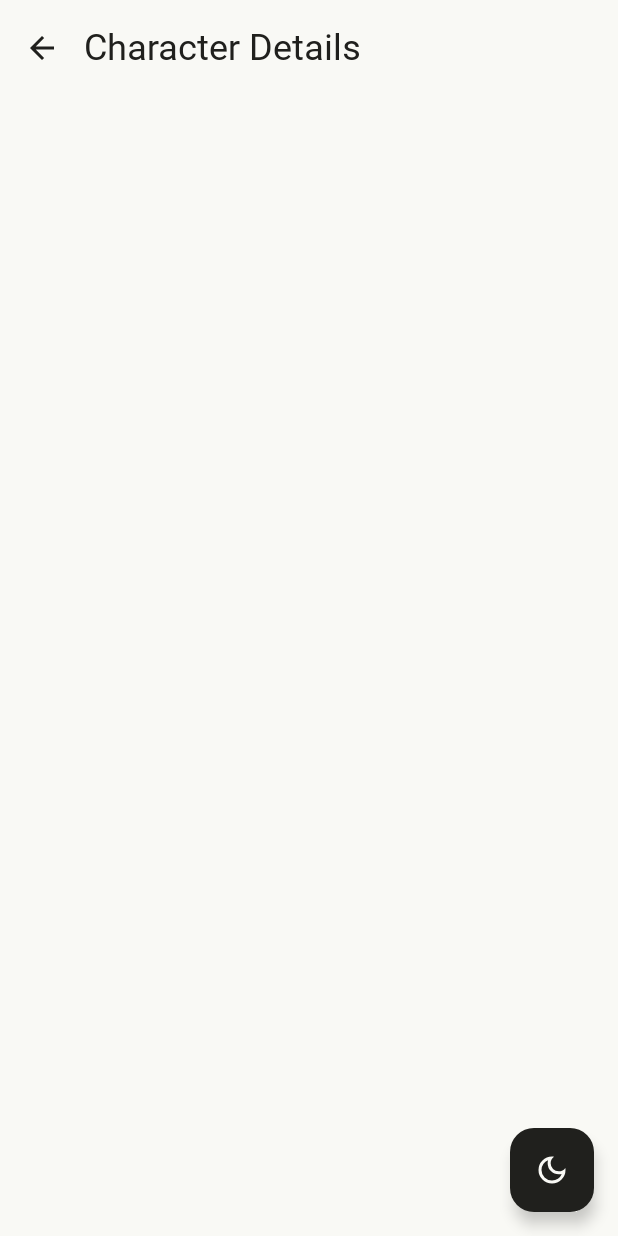
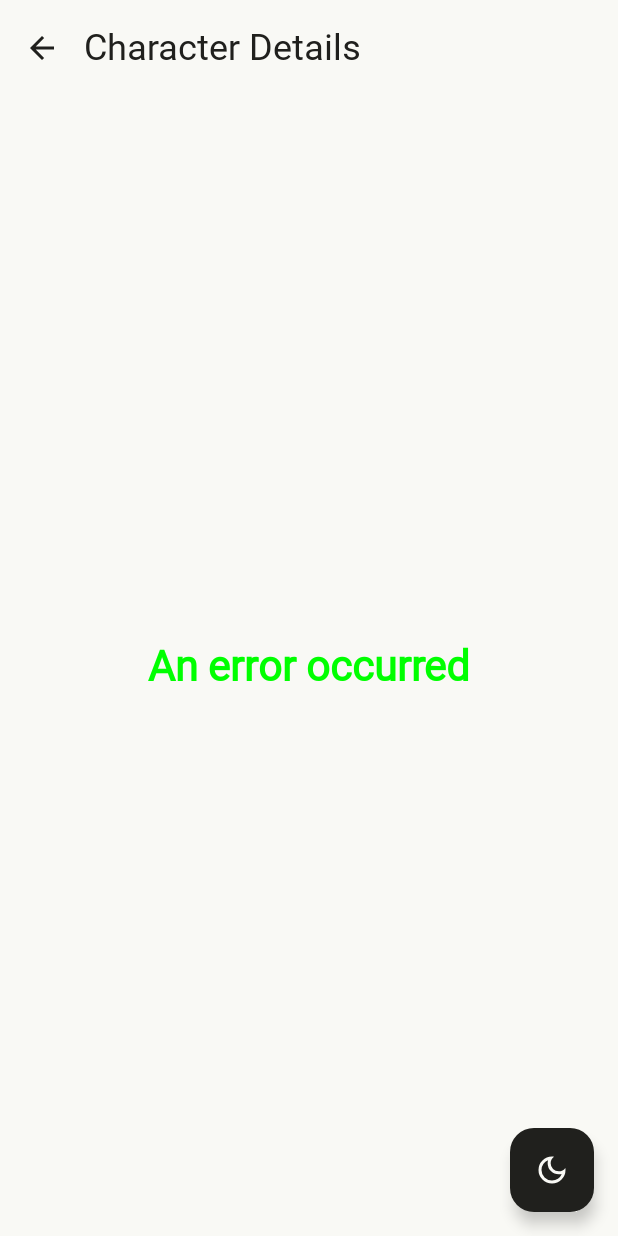
Before and after one commit to lchau1017/HpGallery, an Android app built with Jetpack Compose: the @Preview function HpCharacterDetailsScreenErrorPreview, on a phone screen of 412 x 824 dp. Run offline under Robolectric (Android 15) with nearby library versions, the phone set to English and light mode, and no system bars; Roboto replaces fonts that are not available here.

Commit message:
Refine error state

```diff
--- a/app/src/main/java/com/hpgallery/feature/details/HpCharacterDetailsCard.kt
+++ b/app/src/main/java/com/hpgallery/feature/details/HpCharacterDetailsCard.kt
@@ -88,7 +88,7 @@ fun HpCharacterDetailsCard(
 
 @DualModePreview
 @Composable
-fun HpCharacterRowPreview() {
+fun HpCharacterDetailsCardPreview() {
     HpGalleryTheme {
         HpCharacterDetailsCard(
             HpCharacterDetailsCardViewData(
--- a/app/src/main/java/com/hpgallery/feature/details/HpCharacterDetailsScreen.kt
+++ b/app/src/main/java/com/hpgallery/feature/details/HpCharacterDetailsScreen.kt
@@ -1,6 +1,5 @@
 package com.hpgallery.feature.details
 
-import android.widget.Toast
 import androidx.compose.foundation.background
 import androidx.compose.foundation.layout.Column
 import androidx.compose.foundation.layout.fillMaxSize
@@ -15,13 +14,13 @@ import androidx.compose.material3.TopAppBar
 import androidx.compose.material3.TopAppBarDefaults
 import androidx.compose.runtime.Composable
 import androidx.compose.ui.Modifier
-import androidx.compose.ui.platform.LocalContext
 import androidx.compose.ui.res.stringResource
 import com.hpgallery.R
 import com.hpgallery.feature.details.viewdata.HpCharacterDetailsCardViewData
 import com.hpgallery.feature.details.viewdata.HpCharacterDetailsErrorViewData
 import com.hpgallery.feature.details.viewdata.HpCharacterDetailsViewData
 import com.hpgallery.ui.component.HpEmptyScreen
+import com.hpgallery.ui.component.HpErrorScreen
 import com.hpgallery.ui.component.HpFloatingActionButton
 import com.hpgallery.ui.component.HpText
 import com.hpgallery.ui.theme.HpGalleryTheme
@@ -70,11 +69,7 @@ fun HpCharacterDetailsScreen(
                 }
 
                 is HpCharacterDetailsViewData.Error -> {
-                    Toast.makeText(
-                        LocalContext.current,
-                        "An error occurred: ${viewData.hpCharacterDetailsErrorViewData.errorMessage}",
-                        Toast.LENGTH_SHORT
-                    ).show()
+                    HpErrorScreen(viewData.hpCharacterDetailsErrorViewData.errorMessage)
                 }
 
                 is HpCharacterDetailsViewData.Success -> {
--- /dev/null
+++ b/app/src/main/java/com/hpgallery/ui/component/HpErrorScreen.kt
@@ -0,0 +1,31 @@
+package com.hpgallery.ui.component
+
+import androidx.compose.foundation.layout.Box
+import androidx.compose.foundation.layout.fillMaxSize
+import androidx.compose.foundation.layout.padding
+import androidx.compose.runtime.Composable
+import androidx.compose.ui.Alignment
+import androidx.compose.ui.Modifier
+import androidx.compose.ui.text.style.TextAlign
+import androidx.compose.ui.unit.dp
+import com.hpgallery.ui.theme.LocalColourScheme
+import com.hpgallery.ui.theme.LocalTypography
+
+
+@Composable
+fun HpErrorScreen(
+    errorMessage: String
+) {
+    Box(
+        modifier = Modifier
+            .fillMaxSize()
+            .padding(8.dp), contentAlignment = Alignment.Center
+    ) {
+        HpText(
+            textAlign = TextAlign.Center,
+            text = errorMessage,
+            style = LocalTypography.current.headingPrimaryLarge,
+            color = LocalColourScheme.current.error,
+        )
+    }
+}
--- a/app/src/main/java/com/hpgallery/ui/theme/Color.kt
+++ b/app/src/main/java/com/hpgallery/ui/theme/Color.kt
@@ -11,6 +11,8 @@ val hp_neutral86 = Color(color = 0xFFD6D5D0)
 val hp_neutral93 = Color(color = 0xFFF0EFEB)
 val hp_neutral97 = Color(color = 0xFFF9F9F5)
 val hp_neutral100 = Color(color = 0xFFFAFAFA)
+val error = Color(color = 0xFF00FF00)
+
 
 val purple_80 = Color(0xFFD0BCFF)
 val purple_40 = Color(0xFF6650a4)
@@ -30,6 +32,7 @@ val GryffindorLightColor = lightenColor(GryffindorColor, 0.2f)
 val SlytherinLightColor = lightenColor(SlytherinColor, 0.2f)
 val RavenclawLightColor = lightenColor(RavenclawColor, 0.2f)
 val HufflepuffLightColor = lightenColor(HufflepuffColor, 0.2f)
+val errorLightColor = lightenColor(error, 0.2f)
 
 private val alpha_10 = 0x1A
 private val alpha_20 = 0x33
--- a/app/src/main/java/com/hpgallery/ui/theme/ColourScheme.kt
+++ b/app/src/main/java/com/hpgallery/ui/theme/ColourScheme.kt
@@ -13,6 +13,7 @@ data class ColourScheme(
     val textTertiary: Color,
     val divider: Color,
     val shadow: Color,
+    val error: Color,
     val fab: Color,
     val indicator: Color,
     val gryffindor: Color,
@@ -29,6 +30,7 @@ fun lightColourPalette(): ColourScheme = ColourScheme(
     textTertiary = hp_neutral97,
     divider = hp_neutral7.transparent10(),
     shadow = hp_neutral7.transparent50(),
+    error = error,
     fab = hp_neutral7,
     indicator = purple_40,
     gryffindor = GryffindorColor,
@@ -45,6 +47,7 @@ fun darkColourPalette(): ColourScheme = ColourScheme(
     textTertiary = hp_neutral7,
     divider = hp_neutral38.transparent25(),
     shadow = hp_neutral38.transparent50(),
+    error = error,
     fab = hp_neutral100,
     indicator = purple_80,
     gryffindor = GryffindorLightColor,
```
Also changed, not shown: app/src/main/java/com/hpgallery/feature/list/HpCharacterListScreen.kt (+2 -7 lines).
